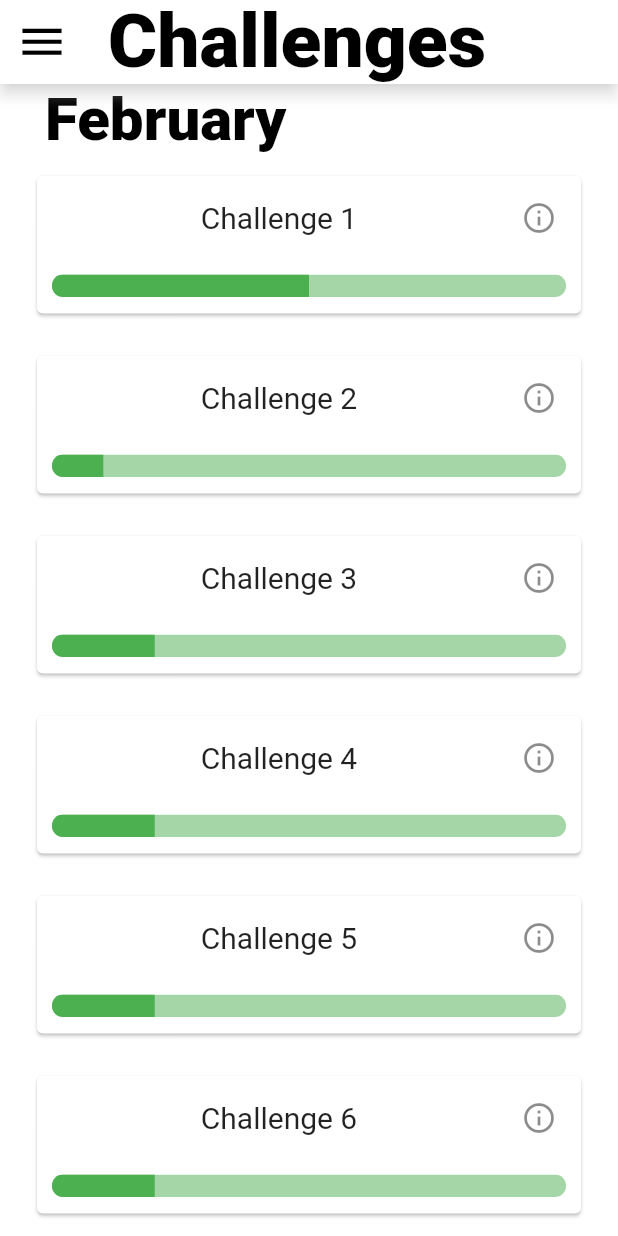
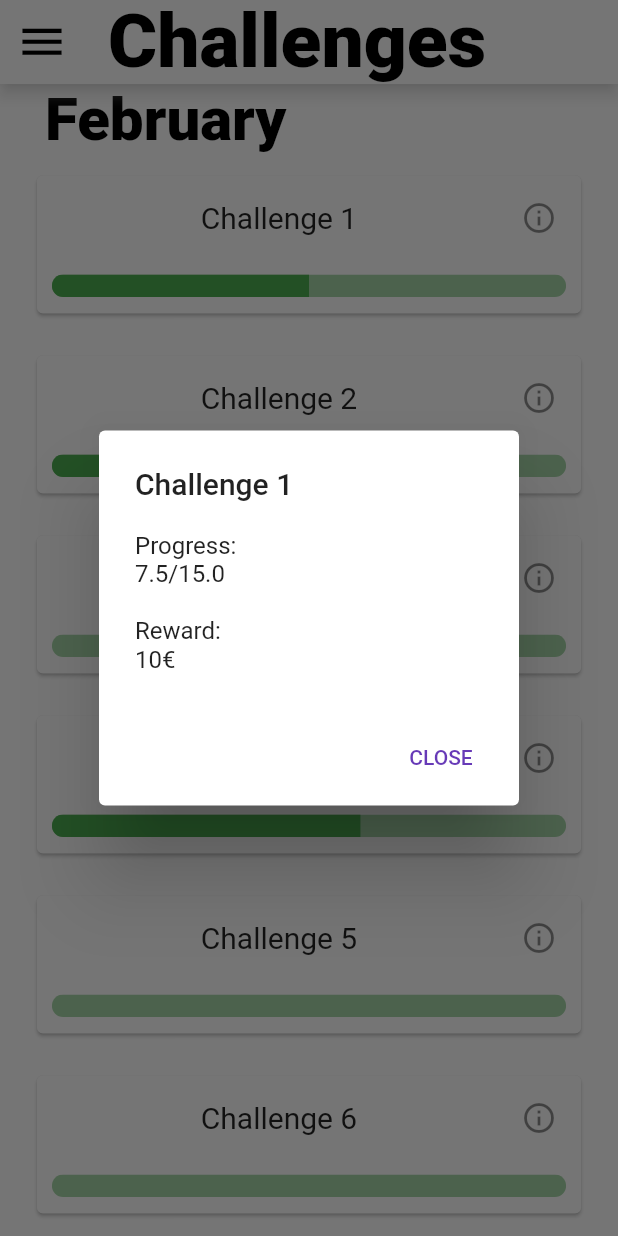
Before and after one commit to franciscoguedes/IST-CCU, a Flutter app: the MonthlyChallenges screen opened directly, after a tap on "Challenge 1", on a phone screen of 412 x 824 dp. Run offline on Flutter 3.47's test engine with Material 2 defaults, Android fonts, the phone set to English and light mode, and no system bars; our stand-ins replace fl_chart, from_css_color, google_fonts, material_design_icons_flutter, photo_view; missing offline and left inert: dart:html.

Commit message:
updated challenges; added challenge details pop-ups

```diff
--- a/lib/screens/challenges/components/ChallengeItem.dart
+++ b/lib/screens/challenges/components/ChallengeItem.dart
@@ -5,10 +5,40 @@ import 'package:flutter/material.dart';
 class ChallengeItem extends StatelessWidget {
   String heading = "";
   double progress = 0;   // this value is a value between 0 and 1
+  double objective = 0;
   String reward = "";
   pages page = pages.challenges;
 
-  ChallengeItem({Key? key, required this.heading, required this.progress, required this.reward, this.page = pages.challenges}) : super(key: key);
+  ChallengeItem({Key? key, required this.heading, required this.progress, required this.reward, this.page = pages.challenges, required this.objective}) : super(key: key);
+
+
+  Widget _buildPopupDialog(BuildContext context) {
+  return AlertDialog(
+    title: Text(this.heading),
+    content: Column(
+      mainAxisSize: MainAxisSize.min,
+      crossAxisAlignment: CrossAxisAlignment.start,
+      children: <Widget>[
+        Text("Progress:\n" +
+            (this.progress*this.objective).toString() + "/" + this.objective.toString() + "\n\n"
+            "Reward:\n" +
+            this.reward),
+      ],
+    ),
+    actions: <Widget>[
+      FlatButton(
+        onPressed: () {
+          Navigator.of(context).pop();
+        },
+        textColor: Colors.deepPurple,
+        child: const Text('CLOSE'),
+      )
+    ],
+  );
+}
+
+
+
 
   @override
   Widget build(BuildContext context) {
@@ -22,7 +52,10 @@ class ChallengeItem extends StatelessWidget {
             splashColor: Colors.green.withAlpha(90),
             onTap: () {
               if (this.page == pages.challenges) {
-                debugPrint(this.heading);
+                showDialog(
+                  context: context,
+                  builder: (BuildContext context) => _buildPopupDialog(context),
+                );
               }
               else if (this.page == pages.homepage) {
                 Navigator.push(context,
--- a/lib/screens/challenges/monthly/components/body.dart
+++ b/lib/screens/challenges/monthly/components/body.dart
@@ -4,22 +4,21 @@ import 'package:flutter/material.dart';
 import 'package:google_fonts/google_fonts.dart';
 
 class Body extends StatelessWidget {
-  final List<ChallengeItem> items = [ChallengeItem(heading:"Challenge 1", progress:0.5, reward: "10€"),
-                    ChallengeItem(heading:"Challenge 2", progress: 0.1, reward: "0.10€",),
-                    ChallengeItem(heading:"Challenge 3", progress: 0.2, reward: "0.10€",),
-                    ChallengeItem(heading:"Challenge 4", progress: 0.2, reward: "0.10€",),
-                    ChallengeItem(heading:"Challenge 5", progress: 0.2, reward: "0.10€",),
-                    ChallengeItem(heading:"Challenge 6", progress: 0.2, reward: "0.10€",),
-                    ChallengeItem(heading:"Challenge 7", progress: 0.2, reward: "0.10€",),
-                    ChallengeItem(heading:"Challenge 8", progress: 0.2, reward: "0.10€",),
-                    ChallengeItem(heading:"Challenge 9", progress: 0.2, reward: "0.10€",)];
+  final List<ChallengeItem> items = [ChallengeItem(heading:"Challenge 1", progress:0.5, reward: "10€", objective: 15,),
+                    ChallengeItem(heading:"Challenge 2", progress: 0.3, reward: "0.10€", objective: 15,),
+                    ChallengeItem(heading:"Challenge 3", progress: 0, reward: "0.10€", objective: 15,),
+                    ChallengeItem(heading:"Challenge 4", progress: 0.6, reward: "0.10€", objective: 10,),
+                    ChallengeItem(heading:"Challenge 5", progress: 0, reward: "0.10€", objective: 10,),
+                    ChallengeItem(heading:"Challenge 6", progress: 0, reward: "0.10€", objective: 10,),
+                    ChallengeItem(heading:"Challenge 7", progress: 0, reward: "0.10€", objective: 10,),
+                    ChallengeItem(heading:"Challenge 8", progress: 0, reward: "0.10€", objective: 10,),
+                    ChallengeItem(heading:"Challenge 9", progress: 0, reward: "0.10€", objective: 10,),
+                    ChallengeItem(heading:"Challenge 10", progress: 0, reward: "0.10€", objective: 10,)];
 
   Body({Key? key}) : super(key: key);
 
   @override
   Widget build(BuildContext context) {
-
-
     return ListView.builder(itemCount: items.length, itemBuilder: (BuildContext context, int index){
       if (index == 0) {
         // return the header
--- a/lib/screens/homepage/components/LastChallengeItem.dart
+++ b/lib/screens/homepage/components/LastChallengeItem.dart
@@ -38,13 +38,17 @@ class LastChallengeItem implements HomePageItem {
                  width: size.width * 0.9 ,
                  margin: EdgeInsets.symmetric(vertical: 20),
                  alignment: Alignment.center,
-                 child: ChallengeItem(heading:"Challenge 1", progress:0.5, reward: "10€", page: pages.homepage),
+                 child: ChallengeItem(heading:"Challenge 1", progress:0, reward: "10€", page: pages.homepage, objective: 10,),
              )
             ],
           )
         ],
       )
     );
+
+    ChallengeItem getClosestToCompletionChallenge(BuildContext context){
+
+    }
   }
   @override
   Widget buildQuoteItem(BuildContext context) => const SizedBox.shrink();
```
